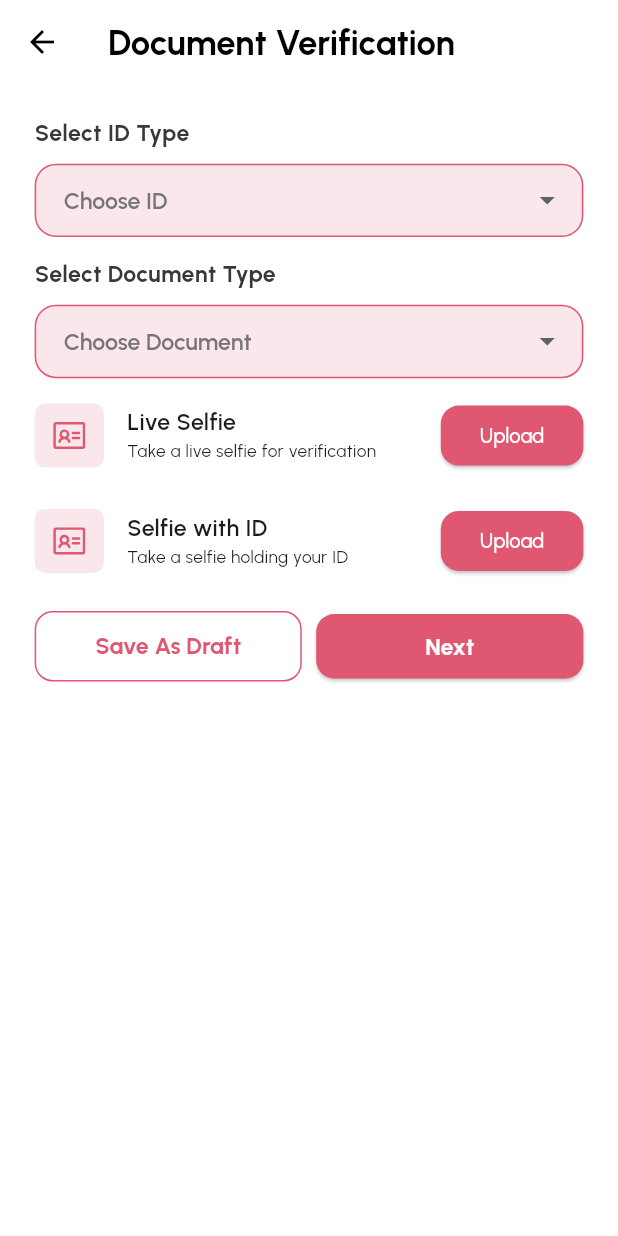
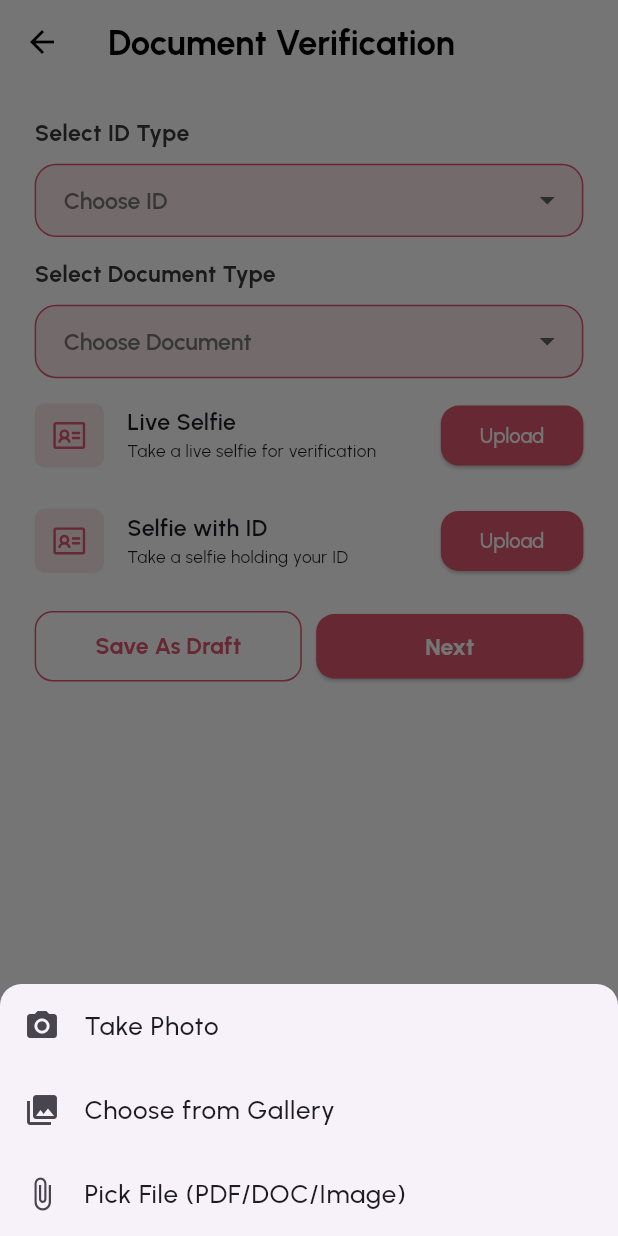
Before and after one commit to DVLPR-SHIVAMCHAUDHARI/Bandhana, a Flutter app: the DocumentVerificationScreen screen opened by its route, after a tap on "Upload", on a phone screen of 412 x 824 dp. Run offline on Flutter 3.47's test engine with Material 3 defaults, Android fonts, the phone set to English and light mode, and no system bars; our stand-ins replace awesome_snackbar_content, bloc, cached_network_image, equatable, file_picker, flutter_bloc and 9 more; accounts and stored records are empty.

```diff
--- a/lib/core/const/globals.dart
+++ b/lib/core/const/globals.dart
@@ -1,3 +1,4 @@
+import 'package:bandhana/core/services/request_permission_service.dart';
 import 'package:bandhana/core/services/tokenservice.dart';
 import 'package:bandhana/features/About&Info/pages/about_screen.dart';
 import 'package:bandhana/features/About&Info/pages/privacy_policy_screen.dart';
@@ -68,6 +69,7 @@ enum ProfileMode {
 enum ProfileType { pro, normal }
 
 Logger logger = Logger();
+RequestPermission permission = RequestPermission();
 TokenServices token = TokenServices();
 
 final GlobalKey<NavigatorState> navigatorKey = GlobalKey<NavigatorState>();
--- a/lib/features/DocumentVerification/bloc/upload_bloc.dart
+++ b/lib/features/DocumentVerification/bloc/upload_bloc.dart
@@ -1,28 +1,80 @@
 import 'dart:io';
+
+import 'package:bandhana/features/DocumentVerification/bloc/upload_event.dart';
+import 'package:bandhana/features/DocumentVerification/bloc/upload_state.dart';
+import 'package:file_picker/file_picker.dart';
 import 'package:flutter_bloc/flutter_bloc.dart';
-import 'package:file_picker/file_picker.dart';
-import 'upload_event.dart';
-import 'upload_state.dart';
+import 'package:image_picker/image_picker.dart';
+import 'package:permission_handler/permission_handler.dart';
 
 class UploadBloc extends Bloc<UploadEvent, UploadState> {
-  UploadBloc() : super(const UploadState()) {
-    on<PickFileEvent>(_onPickFile);
+  UploadBloc() : super(const UploadInitial()) {
+    on<UploadFromCamera>(_handleCameraUpload);
+    on<UploadFromGallery>(_handleGalleryUpload);
+    on<UploadFromFile>(_handleFileUpload);
   }
 
-  Future<void> _onPickFile(
-    PickFileEvent event,
+  Future<void> _handleCameraUpload(
+    UploadFromCamera event,
     Emitter<UploadState> emit,
   ) async {
-    FilePickerResult? result = await FilePicker.platform.pickFiles(
+    final status = await Permission.camera.request();
+
+    if (status.isGranted) {
+      final picked = await ImagePicker().pickImage(source: ImageSource.camera);
+      if (picked != null) {
+        emit(
+          UploadSuccess({
+            ...state.pickedFiles,
+            event.docType: File(picked.path),
+          }),
+        );
+      }
+    } else if (status.isPermanentlyDenied) {
+      emit(UploadPermissionPermanentlyDenied("Camera", state.pickedFiles));
+    } else {
+      emit(UploadPermissionDenied("Camera", state.pickedFiles));
+    }
+  }
+
+  Future<void> _handleGalleryUpload(
+    UploadFromGallery event,
+    Emitter<UploadState> emit,
+  ) async {
+    final status = await Permission.photos.request();
+
+    if (status.isGranted) {
+      final picked = await ImagePicker().pickImage(source: ImageSource.gallery);
+      if (picked != null) {
+        emit(
+          UploadSuccess({
+            ...state.pickedFiles,
+            event.docType: File(picked.path),
+          }),
+        );
+      }
+    } else if (status.isPermanentlyDenied) {
+      emit(UploadPermissionPermanentlyDenied("Gallery", state.pickedFiles));
+    } else {
+      emit(UploadPermissionDenied("Gallery", state.pickedFiles));
+    }
+  }
+
+  Future<void> _handleFileUpload(
+    UploadFromFile event,
+    Emitter<UploadState> emit,
+  ) async {
+    final result = await FilePicker.platform.pickFiles(
       type: FileType.custom,
-      allowedExtensions: ['jpg', 'png', 'jpeg', 'pdf', 'doc', 'docx'],
+      allowedExtensions: ['jpg', 'jpeg', 'png', 'pdf', 'doc', 'docx'],
     );
-
     if (result != null && result.files.single.path != null) {
-      final file = File(result.files.single.path!);
-      final updatedFiles = Map<String, File?>.from(state.pickedFiles)
-        ..[event.docType] = file;
-      emit(state.copyWith(pickedFiles: updatedFiles));
+      emit(
+        UploadSuccess({
+          ...state.pickedFiles,
+          event.docType: File(result.files.single.path!),
+        }),
+      );
     }
   }
 }
--- a/lib/features/DocumentVerification/bloc/upload_event.dart
+++ b/lib/features/DocumentVerification/bloc/upload_event.dart
@@ -1,15 +1,16 @@
-import 'package:equatable/equatable.dart';
-import 'dart:io';
+abstract class UploadEvent {}
 
-abstract class UploadEvent extends Equatable {
-  @override
-  List<Object?> get props => [];
+class UploadFromCamera extends UploadEvent {
+  final String docType;
+  UploadFromCamera(this.docType);
 }
 
-class PickFileEvent extends UploadEvent {
-  final String docType; // so we know which tile triggered it
-  PickFileEvent(this.docType);
+class UploadFromGallery extends UploadEvent {
+  final String docType;
+  UploadFromGallery(this.docType);
+}
 
-  @override
-  List<Object?> get props => [docType];
+class UploadFromFile extends UploadEvent {
+  final String docType;
+  UploadFromFile(this.docType);
 }
--- a/lib/features/DocumentVerification/bloc/upload_state.dart
+++ b/lib/features/DocumentVerification/bloc/upload_state.dart
@@ -1,15 +1,34 @@
-import 'package:equatable/equatable.dart';
 import 'dart:io';
 
-class UploadState extends Equatable {
-  final Map<String, File?> pickedFiles; // store per document type
+abstract class UploadState {
+  final Map<String, File?> pickedFiles;
+  const UploadState({this.pickedFiles = const {}});
+}
 
-  const UploadState({this.pickedFiles = const {}});
+class UploadInitial extends UploadState {
+  const UploadInitial() : super(pickedFiles: const {});
+}
 
-  UploadState copyWith({Map<String, File?>? pickedFiles}) {
-    return UploadState(pickedFiles: pickedFiles ?? this.pickedFiles);
-  }
+class UploadInProgress extends UploadState {
+  const UploadInProgress(Map<String, File?> pickedFiles)
+    : super(pickedFiles: pickedFiles);
+}
 
-  @override
-  List<Object?> get props => [pickedFiles];
+class UploadSuccess extends UploadState {
+  const UploadSuccess(Map<String, File?> pickedFiles)
+    : super(pickedFiles: pickedFiles);
 }
+
+class UploadPermissionDenied extends UploadState {
+  final String permission;
+  const UploadPermissionDenied(this.permission, Map<String, File?> pickedFiles)
+    : super(pickedFiles: pickedFiles);
+}
+
+class UploadPermissionPermanentlyDenied extends UploadState {
+  final String permission;
+  const UploadPermissionPermanentlyDenied(
+    this.permission,
+    Map<String, File?> pickedFiles,
+  ) : super(pickedFiles: pickedFiles);
+}
--- a/lib/features/DocumentVerification/pages/document_verification_screen.dart
+++ b/lib/features/DocumentVerification/pages/document_verification_screen.dart
@@ -2,6 +2,7 @@ import 'dart:io';
 import 'package:bandhana/features/DocumentVerification/bloc/upload_bloc.dart';
 import 'package:bandhana/features/DocumentVerification/bloc/upload_event.dart';
 import 'package:bandhana/features/DocumentVerification/bloc/upload_state.dart';
+import 'package:bandhana/features/DocumentVerification/shared_widget/upload_image_doc.dart';
 import 'package:flutter/material.dart';
 import 'package:flutter_bloc/flutter_bloc.dart';
 import 'package:flutter_screenutil/flutter_screenutil.dart';
@@ -13,6 +14,7 @@ import 'package:bandhana/core/const/saveNextButton.dart';
 import 'package:bandhana/core/const/typography.dart';
 import 'package:bandhana/core/sharedWidgets/app_dropdown.dart';
 import 'package:bandhana/core/sharedWidgets/apptextfield.dart';
+import 'package:permission_handler/permission_handler.dart';
 
 class DocumentVerificationScreen extends StatefulWidget {
   const DocumentVerificationScreen({super.key});
@@ -31,6 +33,16 @@ class _DocumentVerificationScreenState
   Widget build(BuildContext context) {
     return BlocProvider(
       create: (_) => UploadBloc(),
+      child: BlocListener<UploadBloc, UploadState>(
+        listener: (context, state) {
+          if (state is UploadPermissionDenied) {
+            ScaffoldMessenger.of(context).showSnackBar(
+              SnackBar(content: Text("${state.permission} permission denied")),
+            );
+          } else if (state is UploadPermissionPermanentlyDenied) {
+            _showPermissionDialog(context, state.permission);
+          }
+        },
         child: Scaffold(
           appBar: AppBar(
             title: Text(
@@ -79,7 +91,6 @@ class _DocumentVerificationScreenState
                           title: "$idType Upload",
                           subtitle: "Upload your $idType card",
                           icon: Urls.icAdhar,
-                        file: state.pickedFiles[idType],
                         ),
                         25.verticalSpace,
                       ],
@@ -110,7 +121,6 @@ class _DocumentVerificationScreenState
                           title: casteType!,
                           subtitle: "Upload your $casteType",
                           icon: Urls.icAdhar,
-                        file: state.pickedFiles[casteType],
                         ),
                         25.verticalSpace,
                       ],
@@ -122,7 +132,6 @@ class _DocumentVerificationScreenState
                         title: "Live Selfie",
                         subtitle: "Take a live selfie for verification",
                         icon: Urls.icAdhar,
-                      file: state.pickedFiles["Live Selfie"],
                       ),
                       25.verticalSpace,
 
@@ -133,7 +142,6 @@ class _DocumentVerificationScreenState
                         title: "Selfie with ID",
                         subtitle: "Take a selfie holding your ID",
                         icon: Urls.icAdhar,
-                      file: state.pickedFiles["Selfie with ID"],
                       ),
                       25.verticalSpace,
 
@@ -149,71 +157,33 @@ class _DocumentVerificationScreenState
             },
           ),
         ),
+      ),
     );
   }
+}
 
-  Widget documentVerificationTile({
-    required BuildContext context,
-    required String docType,
-    required String title,
-    required String subtitle,
-    required String icon,
-    File? file,
-  }) {
-    return Row(
-      mainAxisAlignment: MainAxisAlignment.spaceBetween,
-      children: [
-        Row(
-          children: [
-            Container(
-              padding: EdgeInsets.all(12.w),
-              height: 48.h,
-              width: 48.w,
-              decoration: BoxDecoration(
-                color: AppColors.primaryOpacity,
-                borderRadius: BorderRadius.circular(8.r),
+void _showPermissionDialog(BuildContext context, String permissionName) {
+  showDialog(
+    context: context,
+    builder: (ctx) => AlertDialog(
+      title: Text("Permission Required"),
+      content: Text(
+        "$permissionName permission is permanently denied.\n\n"
+        "Please enable it from settings to continue.",
       ),
-              child: SvgPicture.asset(icon, height: 24.h, width: 24.w),
+      actions: [
+        TextButton(
+          onPressed: () => Navigator.pop(ctx),
+          child: const Text("Cancel"),
         ),
-            16.horizontalSpace,
-            Column(
-              crossAxisAlignment: CrossAxisAlignment.start,
-              children: [
-                Text(
-                  title,
-                  style: TextStyle(fontFamily: Typo.semiBold, fontSize: 16.sp),
-                ),
-                Text(
-                  file != null
-                      ? "Picked: ${file.path.split('/').last}"
-                      : subtitle,
-                  style: TextStyle(fontFamily: Typo.regular, fontSize: 12.sp),
+        TextButton(
+          onPressed: () async {
+            Navigator.pop(ctx);
+            await openAppSettings(); // 👈 opens system settings
+          },
+          child: const Text("Open Settings"),
         ),
       ],
     ),
-          ],
-        ),
-        ElevatedButton(
-          onPressed: () {
-            context.read<UploadBloc>().add(PickFileEvent(docType));
-          },
-          style: ElevatedButton.styleFrom(
-            backgroundColor: AppColors.primary,
-            shape: RoundedRectangleBorder(
-              borderRadius: BorderRadius.circular(12),
-            ),
-            padding: EdgeInsets.symmetric(horizontal: 27.w, vertical: 5.h),
-          ),
-          child: Text(
-            file != null ? "Change" : "Upload",
-            style: TextStyle(
-              color: Colors.white,
-              fontFamily: Typo.medium,
-              fontSize: 14.sp,
-            ),
-          ),
-        ),
-      ],
   );
 }
-}
--- /dev/null
+++ b/lib/features/DocumentVerification/shared_widget/upload_image_doc.dart
@@ -0,0 +1,136 @@
+import 'dart:io';
+
+import 'package:bandhana/core/const/app_colors.dart';
+import 'package:bandhana/core/const/globals.dart';
+import 'package:bandhana/core/const/typography.dart';
+import 'package:bandhana/features/DocumentVerification/bloc/upload_bloc.dart';
+import 'package:bandhana/features/DocumentVerification/bloc/upload_event.dart';
+import 'package:bandhana/features/DocumentVerification/bloc/upload_state.dart';
+import 'package:bandhana/features/Registration/Bloc/profile_setup_event.dart';
+import 'package:flutter/material.dart';
+import 'package:flutter_bloc/flutter_bloc.dart';
+import 'package:flutter_screenutil/flutter_screenutil.dart';
+import 'package:flutter_svg/svg.dart';
+import 'package:permission_handler/permission_handler.dart';
+
+Widget documentVerificationTile({
+  required BuildContext context,
+  required String docType,
+  required String title,
+  required String subtitle,
+  required String icon,
+}) {
+  return BlocBuilder<UploadBloc, UploadState>(
+    buildWhen: (previous, current) =>
+        previous.pickedFiles[docType] != current.pickedFiles[docType],
+    builder: (context, state) {
+      final file = state.pickedFiles[docType];
+
+      return Row(
+        mainAxisAlignment: MainAxisAlignment.spaceBetween,
+        children: [
+          Row(
+            children: [
+              Container(
+                padding: EdgeInsets.all(12.w),
+                height: 48.h,
+                width: 48.w,
+                decoration: BoxDecoration(
+                  color: AppColors.primaryOpacity,
+                  borderRadius: BorderRadius.circular(8.r),
+                ),
+                child: file != null && _isImage(file.path)
+                    ? ClipRRect(
+                        borderRadius: BorderRadius.circular(6.r),
+                        child: Image.file(file, fit: BoxFit.cover),
+                      )
+                    : SvgPicture.asset(icon, height: 24.h, width: 24.w),
+              ),
+              16.horizontalSpace,
+              Column(
+                crossAxisAlignment: CrossAxisAlignment.start,
+                children: [
+                  Text(
+                    title,
+                    style: TextStyle(
+                      fontFamily: Typo.semiBold,
+                      fontSize: 16.sp,
+                    ),
+                  ),
+                  Text(
+                    file != null ? "Picked file" : subtitle,
+                    style: TextStyle(fontFamily: Typo.regular, fontSize: 12.sp),
+                  ),
+                ],
+              ),
+            ],
+          ),
+          ElevatedButton(
+            onPressed: () => _showPickerOptions(context, docType),
+            style: ElevatedButton.styleFrom(
+              backgroundColor: AppColors.primary,
+              shape: RoundedRectangleBorder(
+                borderRadius: BorderRadius.circular(12),
+              ),
+              padding: EdgeInsets.symmetric(horizontal: 27.w, vertical: 5.h),
+            ),
+            child: Text(
+              file != null ? "Change" : "Upload",
+              style: TextStyle(
+                color: Colors.white,
+                fontFamily: Typo.medium,
+                fontSize: 14.sp,
+              ),
+            ),
+          ),
+        ],
+      );
+    },
+  );
+}
+
+bool _isImage(String path) {
+  final ext = path.toLowerCase();
+  return ext.endsWith('.jpg') || ext.endsWith('.jpeg') || ext.endsWith('.png');
+}
+
+void _showPickerOptions(BuildContext context, String docType) {
+  showModalBottomSheet(
+    context: context,
+    shape: RoundedRectangleBorder(
+      borderRadius: BorderRadius.vertical(top: Radius.circular(16.r)),
+    ),
+    builder: (_) {
+      return SafeArea(
+        child: Wrap(
+          children: [
+            ListTile(
+              leading: const Icon(Icons.camera_alt),
+              title: const Text("Take Photo"),
+              onTap: () {
+                Navigator.pop(context);
+                context.read<UploadBloc>().add(UploadFromCamera(docType));
+              },
+            ),
+            ListTile(
+              leading: const Icon(Icons.photo_library),
+              title: const Text("Choose from Gallery"),
+              onTap: () {
+                Navigator.pop(context);
+                context.read<UploadBloc>().add(UploadFromGallery(docType));
+              },
+            ),
+            ListTile(
+              leading: const Icon(Icons.attach_file),
+              title: const Text("Pick File (PDF/DOC/Image)"),
+              onTap: () {
+                Navigator.pop(context);
+                context.read<UploadBloc>().add(UploadFromFile(docType));
+              },
+            ),
+          ],
+        ),
+      );
+    },
+  );
+}
--- a/pubspec.yaml
+++ b/pubspec.yaml
@@ -63,6 +63,7 @@ dependencies:
 
   hive_flutter: ^1.1.0
   file_picker: ^10.3.2
+  permission_handler: ^12.0.1
 
 dev_dependencies:
   flutter_test:
```
Also changed, not shown: lib/core/services/request_permission_service.dart (added, +29 -0 lines), pubspec.lock, 4 other files. Lines whose indentation alone changed are shown as unchanged.
